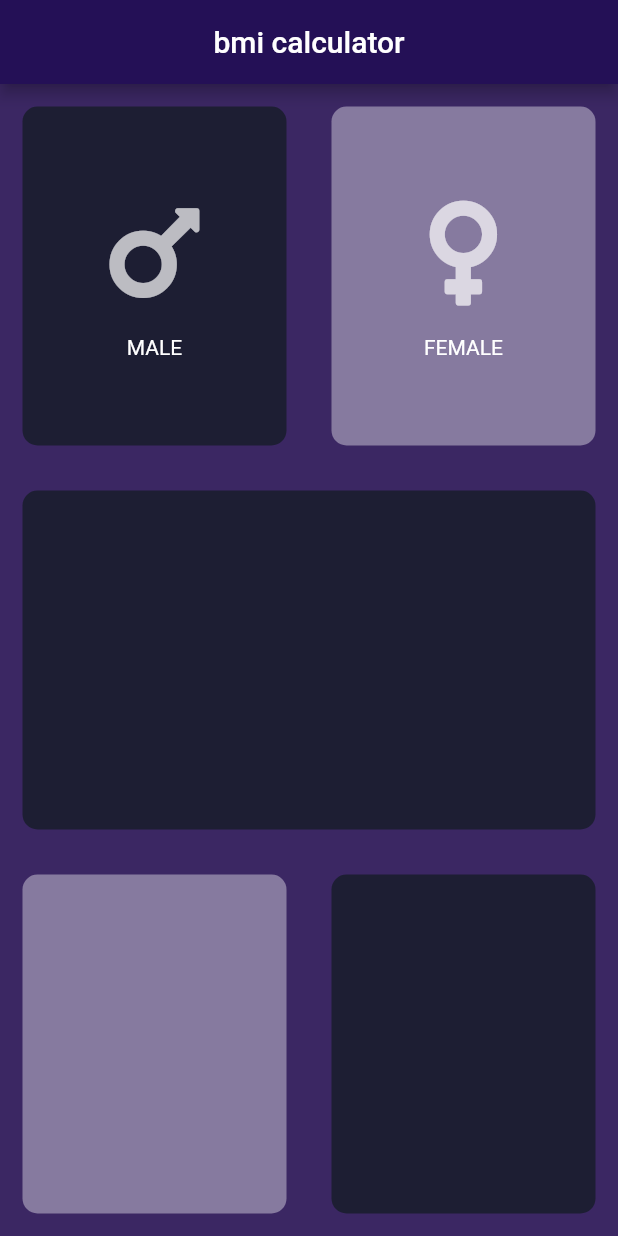
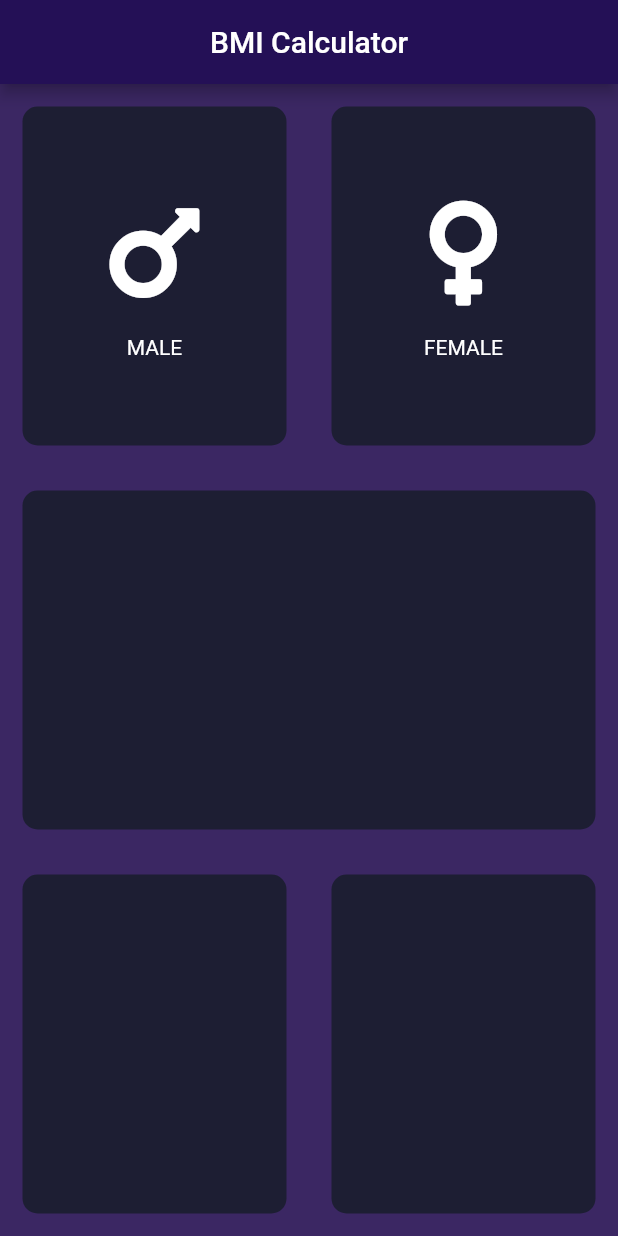
Before and after one commit to prokawsar/flutter-bmi, a Flutter app: the screen it shows after launch, on a phone screen of 412 x 824 dp. Run offline on Flutter 3.47's test engine with Material 2 defaults, Android fonts, the phone set to English and light mode, and no system bars; our stand-ins replace font_awesome_flutter.

Commit message:
seperate components

```diff
--- /dev/null
+++ b/lib/icon_content.dart
@@ -0,0 +1,25 @@
+import 'package:flutter/material.dart';
+
+class IconContent extends StatelessWidget {
+  final IconData iconName;
+  final String? label;
+
+  const IconContent({required this.iconName, required this.label});
+
+  @override
+  Widget build(BuildContext context) {
+    return Column(
+      mainAxisAlignment: MainAxisAlignment.center,
+      children: [
+        Icon(
+          iconName,
+          size: 80,
+        ),
+        const SizedBox(
+          height: 15,
+        ),
+        Text(label!)
+      ],
+    );
+  }
+}
--- a/lib/input.dart
+++ b/lib/input.dart
@@ -1,5 +1,8 @@
 import 'package:flutter/material.dart';
 import 'package:font_awesome_flutter/font_awesome_flutter.dart';
+
+import 'icon_content.dart';
+import 'reusable_card.dart';
 
 const bgContainer = Color(0xFF1D1E33);
 
@@ -13,14 +16,6 @@ class Input extends StatefulWidget {
 }
 
 class _InputState extends State<Input> {
-  int _counter = 0;
-
-  void _incrementCounter() {
-    setState(() {
-      _counter++;
-    });
-  }
-
   @override
   Widget build(BuildContext context) {
     return Scaffold(
@@ -46,7 +41,7 @@ class _InputState extends State<Input> {
                 ),
                 Expanded(
                   child: ReusableCard(
-                    bgcolor: Colors.white38,
+                    bgcolor: bgContainer,
                     cardChild: IconContent(
                       iconName: FontAwesomeIcons.venus,
                       label: 'FEMALE',
@@ -70,7 +65,7 @@ class _InputState extends State<Input> {
             child: Row(
               children: const [
                 Expanded(
-                  child: ReusableCard(bgcolor: Colors.white38),
+                  child: ReusableCard(bgcolor: bgContainer),
                 ),
                 Expanded(
                   child: ReusableCard(bgcolor: bgContainer),
@@ -83,47 +78,3 @@ class _InputState extends State<Input> {
     );
   }
 }
-
-class IconContent extends StatelessWidget {
-  final IconData iconName;
-  final String label;
-
-  const IconContent({required this.iconName, required this.label});
-
-  @override
-  Widget build(BuildContext context) {
-    return Column(
-      mainAxisAlignment: MainAxisAlignment.center,
-      children: [
-        Icon(
-          iconName,
-          color: Colors.white70,
-          size: 80,
-        ),
-        const SizedBox(
-          height: 15,
-        ),
-        Text(label)
-      ],
-    );
-  }
-}
-
-class ReusableCard extends StatelessWidget {
-  final Color bgcolor;
-  final Widget? cardChild;
-
-  const ReusableCard({required this.bgcolor, this.cardChild});
-
-  @override
-  Widget build(BuildContext context) {
-    return Container(
-      child: cardChild,
-      decoration: BoxDecoration(
-        color: bgcolor,
-        borderRadius: BorderRadius.circular(10),
-      ),
-      margin: const EdgeInsets.all(15.0),
-    );
-  }
-}
--- a/lib/main.dart
+++ b/lib/main.dart
@@ -12,17 +12,14 @@ class BmiCalculator extends StatelessWidget {
   @override
   Widget build(BuildContext context) {
     return MaterialApp(
-      theme: ThemeData(
+      theme: ThemeData.dark().copyWith(
         appBarTheme: const AppBarTheme(
           backgroundColor: Color(0xFF241056),
         ),
         primaryColor: const Color(0xFF270082),
         scaffoldBackgroundColor: const Color(0xFF3b2763),
-        textTheme: const TextTheme(
-          bodyText2: TextStyle(color: Colors.white),
-        ),
       ),
-      home: const Input(title: 'bmi calculator'),
+      home: const Input(title: 'BMI Calculator'),
     );
   }
 }
--- /dev/null
+++ b/lib/reusable_card.dart
@@ -0,0 +1,20 @@
+import 'package:flutter/material.dart';
+
+class ReusableCard extends StatelessWidget {
+  final Color bgcolor;
+  final Widget? cardChild;
+
+  const ReusableCard({required this.bgcolor, this.cardChild});
+
+  @override
+  Widget build(BuildContext context) {
+    return Container(
+      child: cardChild,
+      decoration: BoxDecoration(
+        color: bgcolor,
+        borderRadius: BorderRadius.circular(10),
+      ),
+      margin: const EdgeInsets.all(15.0),
+    );
+  }
+}
```
